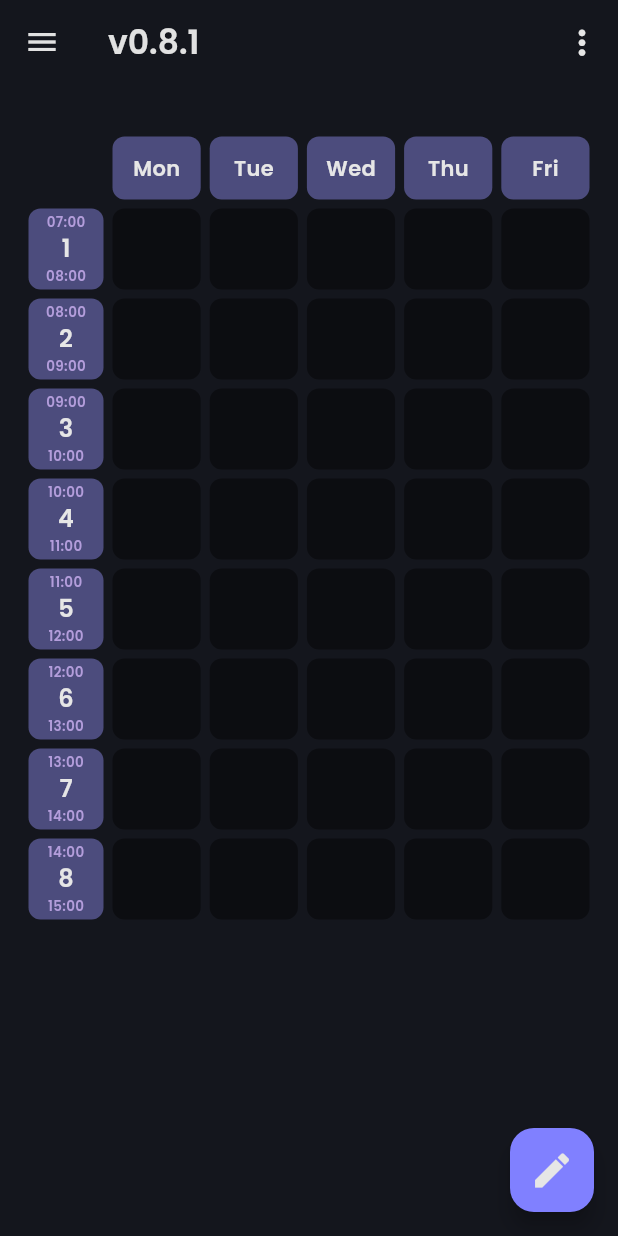
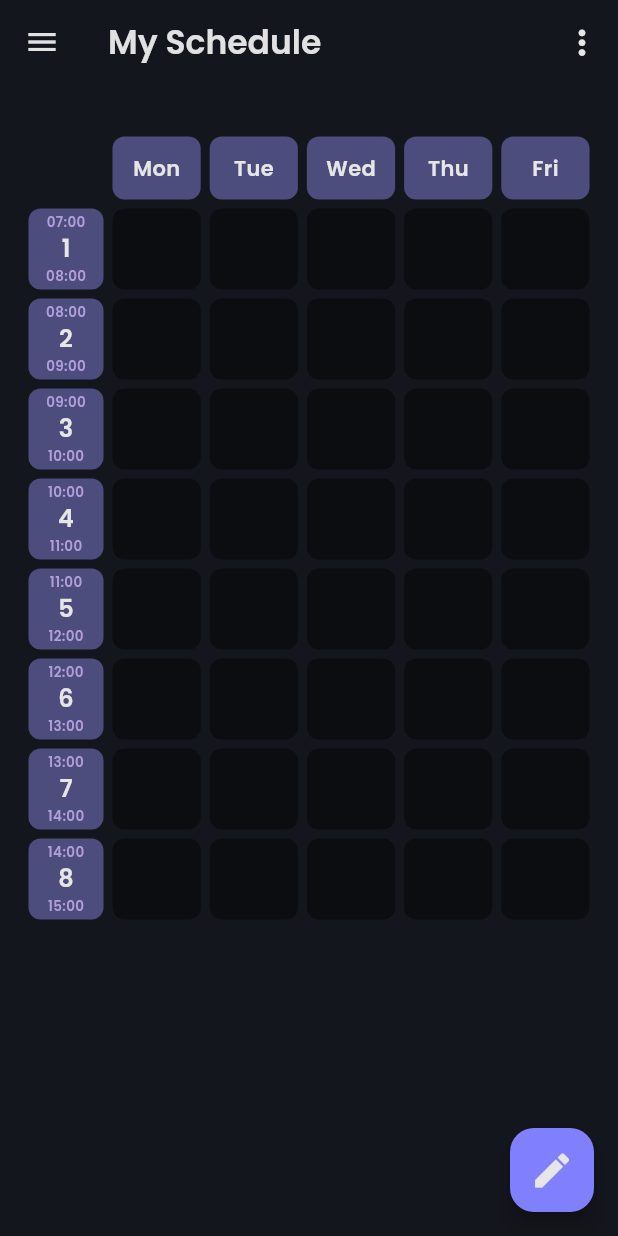
Before and after one commit to andongni0723/TimeGrid, a Flutter app: the screen it shows after launch, in the side drawer, after a tap on "Courses", on a phone screen of 412 x 824 dp. Run offline on Flutter 3.47's test engine with Material 3 defaults, Android fonts, the phone set to English and light mode, and no system bars; our stand-ins replace file_picker, flutter_riverpod, font_awesome_flutter, freezed_annotation, hive, hive_flutter and 2 more; accounts and stored records are empty.

```diff
--- a/lib/main.dart
+++ b/lib/main.dart
@@ -1,3 +1,4 @@
+import 'package:flutter/cupertino.dart';
 import 'package:flutter/material.dart';
 import 'package:flutter_riverpod/flutter_riverpod.dart';
 import 'package:font_awesome_flutter/font_awesome_flutter.dart';
@@ -9,9 +10,11 @@ import 'package:timegrid/models/storage_service.dart';
 import 'package:timegrid/models/time_cell_model.dart';
 import 'package:timegrid/provider.dart';
 import 'package:timegrid/schedule.dart';
+import 'package:timegrid/setting_page.dart';
 import 'package:timegrid/theme/Theme.dart';
 import 'package:timegrid/widget_bridge.dart';
 
+import 'about_page.dart';
 import 'components/file_io_json.dart';
 
 Future<void> main() async {
@@ -32,6 +35,7 @@ Future<void> main() async {
 
 class MyApp extends StatelessWidget {
   final String version;
+
   const MyApp({super.key, required this.version});
 
   @override
@@ -48,22 +52,23 @@ class MyApp extends StatelessWidget {
           side: BorderSide.none,
         ),
       ),
-      home: MyHomePage(title: 'v$version'),
+      home: MyHomePage(version: version),
     );
   }
 }
 
 class MyHomePage extends ConsumerStatefulWidget {
-  const MyHomePage({super.key, required this.title});
+  final String version;
+  const MyHomePage({super.key, required this.version});
 
-  final String title;
+  final String title = 'My Schedule';
 
   @override
   ConsumerState<MyHomePage> createState() => _MyHomePageState();
-
 }
 
 class _MyHomePageState extends ConsumerState<MyHomePage> {
+
   int selectedIndex = 0;
   bool _editMode = false;
 
@@ -87,7 +92,31 @@ class _MyHomePageState extends ConsumerState<MyHomePage> {
         onDestinationSelected: (int idx) async {
           Navigator.of(context).pop();
           await Future.delayed(const Duration(milliseconds: 250));
-          setState(() => selectedIndex = idx);
+          if (!mounted) return;
+
+          // Back to Course Page
+          if (idx == 0) {
+            setState(() => selectedIndex = 0);
+            return;
+          }
+
+          Widget pageToPush;
+          switch (idx) {
+            case 1:
+              pageToPush = const SettingPage();
+              break;
+            case 2:
+              ScaffoldMessenger.of(context).showSnackBar(const SnackBar(content: Text('Coming Soon')));
+              return;
+            case 3:
+              pageToPush = AboutPage(version: widget.version);
+              break;
+            default:
+              pageToPush = const SizedBox.shrink();
+              return;
+          }
+
+          Navigator.of(context).push(MaterialPageRoute(builder: (_) => pageToPush));
         },
         children: [
           Padding(
@@ -98,19 +127,28 @@ class _MyHomePageState extends ConsumerState<MyHomePage> {
             ),
           ),
           Divider(height: 1, color: cs.outline),
-
+          const SizedBox(height: 8),
           const NavigationDrawerDestination(
             icon: Icon(Icons.calendar_today_outlined),
             selectedIcon: Icon(Icons.calendar_today),
             label: Text('Courses'),
           ),
-
           const NavigationDrawerDestination(
             icon: Icon(Icons.settings_outlined),
             selectedIcon: Icon(Icons.settings),
             label: Text('Settings'),
           ),
-        ]
+          const NavigationDrawerDestination(
+            icon: Icon(CupertinoIcons.heart),
+            selectedIcon: Icon(CupertinoIcons.heart_solid),
+            label: Text('Sponsor'),
+          ),
+          const NavigationDrawerDestination(
+            icon: Icon(Icons.info_outline),
+            selectedIcon: Icon(Icons.info),
+            label: Text('About'),
+          ),
+        ],
       ),
       appBar: AppBar(
         backgroundColor: cs.surface,
```
Also changed, not shown: lib/about_page.dart (added, +134 -0 lines), lib/setting_page.dart (added, +26 -0 lines), pubspec.yaml (+4 -4 lines), assets/icon/andongni_white_v3.png (added), assets/icon/app_icon.png, assets/icon/big_icon.png (added), assets/icon/fg.png, pubspec.lock, 32 other files.
